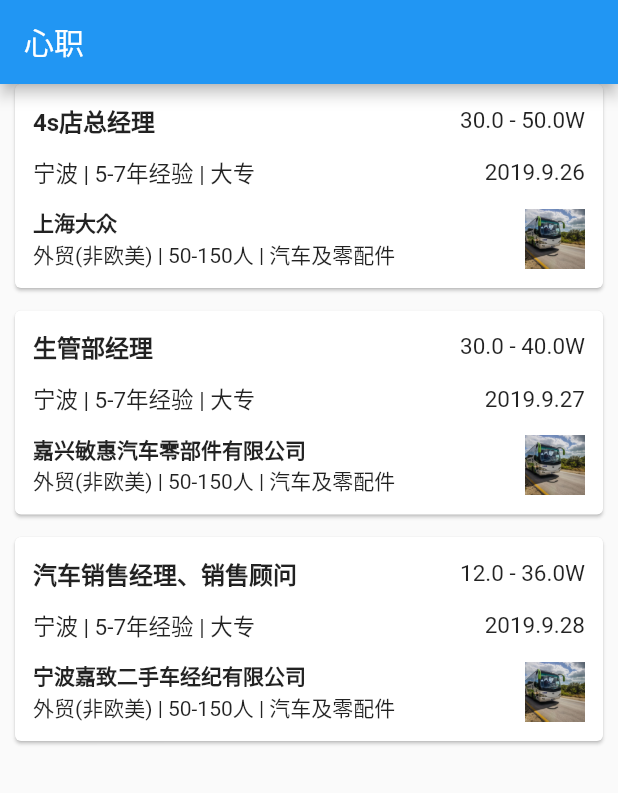
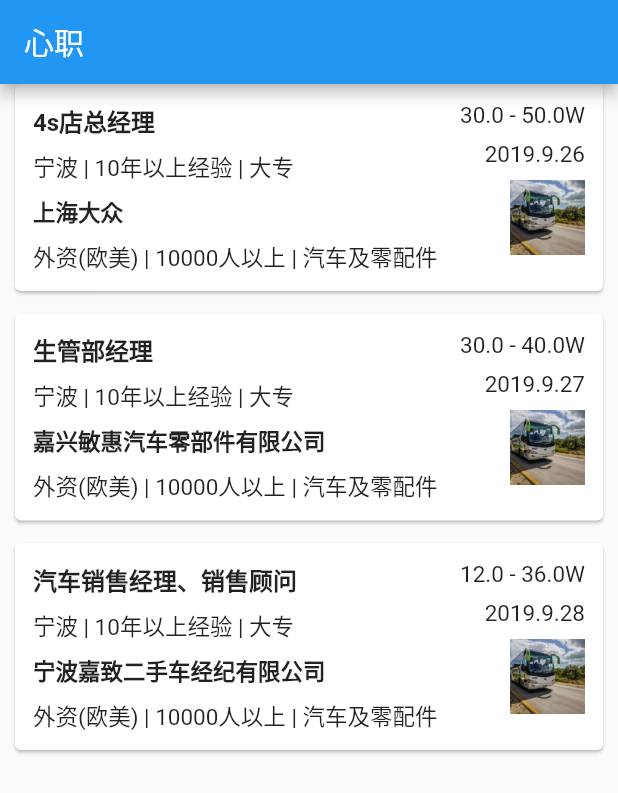
Before and after one commit to coolHt/Family-Union, a Flutter app: the screen it shows after launch, on a phone screen of 412 x 824 dp. Shown: the top 793 px of the screen. Run offline on Flutter 3.47's test engine with Material 2 defaults, Android fonts, the phone set to English and light mode, and no system bars.

Commit message:
修改joblist布局

```diff
--- a/xz_application/lib/job/job-list.dart
+++ b/xz_application/lib/job/job-list.dart
@@ -28,72 +28,90 @@ Card jobList(Map data){
       margin: EdgeInsets.fromLTRB(10.0, 0, 10.0, 15.0),
       child: Padding(
         padding: EdgeInsets.all(12.0),
+        child: Row(
+          crossAxisAlignment: CrossAxisAlignment.start,
+          children: <Widget>[
+            Expanded(
+              flex: 3,
               child: Column(
+                crossAxisAlignment: CrossAxisAlignment.start,
                 children: <Widget>[
                   Container(
-              margin: EdgeInsets.only(bottom: 12.0),
-              child: Row(
-                mainAxisAlignment: MainAxisAlignment.spaceBetween,
-                children: <Widget>[
-                  Text(
+                    margin: EdgeInsets.only(bottom: 8.0),
+                    child: Text(
                       data['jobName'],
+                      softWrap: false,
+                      overflow: TextOverflow.ellipsis,
                       style: TextStyle(
                         fontWeight: FontWeight.bold,
                         fontSize: 16.0
                       )
                     ),
-                  Text(
-                    data['salary'],
-                    style:TextStyle(fontSize: 15.0)
-                  ),
-                ],
-              ),
                   ),
                   Container(
-              margin: EdgeInsets.only(bottom: 12.0),
-              child: Row(
-                mainAxisAlignment: MainAxisAlignment.spaceBetween,
-                children: <Widget>[
-                  Text(
-                    '宁波 | 5-7年经验 | 大专',
+                    margin: EdgeInsets.only(bottom: 8.0),
+                    child: Text(
+                      '宁波 | 10年以上经验 | 大专',
+                      softWrap: false,
+                      overflow: TextOverflow.ellipsis,
                       style: TextStyle(
                         fontSize: 15.0
                       )
                     ),
+                  ),
+                  Container(
+                    margin: EdgeInsets.only(bottom: 8.0),
+                    child: Text(
+                      data['companyName'],
+                      softWrap: false,
+                      overflow: TextOverflow.ellipsis,
+                      style: TextStyle(
+                        fontSize: 15.0,
+                        fontWeight: FontWeight.bold
+                      )
+                    ),
+                  ),
                   Text(
-                    data['date'],
-                    style:TextStyle(fontSize: 15.0)
-                  ),
+                    '外资(欧美) | 10000人以上 | 汽车及零配件',
+                    softWrap: false,
+                    overflow: TextOverflow.ellipsis,
+                    style: TextStyle(
+                      fontSize: 15.0,
+                    )
+                  )
                 ],
               )
             ),
-            Row(
-              mainAxisAlignment: MainAxisAlignment.spaceBetween,
+            Expanded(
+              flex: 1,
+              child: Column(
+                crossAxisAlignment: CrossAxisAlignment.end,
                 children: <Widget>[
-                Column(
-                  crossAxisAlignment: CrossAxisAlignment.start,
-                  children: <Widget>[
-                    Text(
-                      data['companyName'],
+                  Container(
+                    margin: EdgeInsets.only(bottom: 8.0),
+                    child: Text(
+                      data['salary'],
                       style: TextStyle(
-                        fontWeight: FontWeight.bold
+                        fontSize: 15.0
                       )
                     ),
-                    Row(
-                      children: <Widget>[
-                        Text('外贸(非欧美) | '),
-                        Text('50-150人 | '),
-                        Text('汽车及零配件'),
+                  ),
+                  Container(
+                    margin: EdgeInsets.only(bottom: 8.0),
+                    child: Text(
+                      data['date'],
+                      style: TextStyle(
+                        fontSize: 15.0
+                      )
+                    ),
+                  ),
+                  Image(
+                    width: 50.0,
+                    image: AssetImage('images/job.jpg'),
+                  )
                 ],
               )
-                  ]
             ),
-                Image(
-                  width: 40.0,
-                  image: AssetImage('images/job.jpg'),
-                )
-              ]
-            )
           ],
         )
       )
```
Lines whose indentation alone changed are shown as unchanged.
